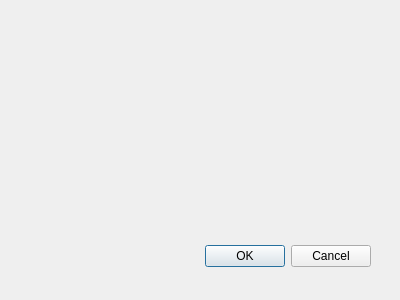
ilmoro90/progettosanitario, file ProgettoSanitario/strutturadialog.ui: the form before one commit.
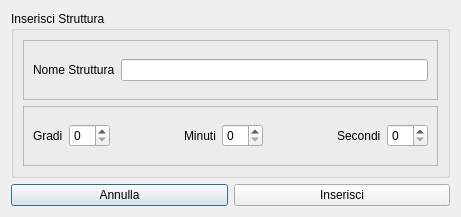
The form after the commit.

Patch:
```diff
--- a/ProgettoSanitario/strutturadialog.ui
+++ b/ProgettoSanitario/strutturadialog.ui
@@ -8,29 +8,128 @@
    <rect>
     <x>0</x>
     <y>0</y>
-    <width>400</width>
-    <height>300</height>
+    <width>461</width>
+    <height>217</height>
    </rect>
   </property>
   <property name="windowTitle">
    <string>Dialog</string>
   </property>
-  <widget name="buttonBox" class="QDialogButtonBox">
-   <property name="geometry">
-    <rect>
-     <x>30</x>
-     <y>240</y>
-     <width>341</width>
-     <height>32</height>
-    </rect>
-   </property>
-   <property name="orientation">
-    <enum>Qt::Horizontal</enum>
-   </property>
-   <property name="standardButtons">
-    <set>QDialogButtonBox::Cancel|QDialogButtonBox::Ok</set>
-   </property>
-  </widget>
+  <layout class="QGridLayout" name="gridLayout">
+   <item row="3" column="1">
+    <widget class="QPushButton" name="pushButton__annulla">
+     <property name="text">
+      <string>Annulla</string>
+     </property>
+    </widget>
+   </item>
+   <item row="1" column="1" colspan="2">
+    <widget class="QGroupBox" name="groupBox">
+     <property name="title">
+      <string>Inserisci Struttura</string>
+     </property>
+     <layout class="QVBoxLayout" name="verticalLayout">
+      <item>
+       <widget class="QFrame" name="frame">
+        <property name="frameShape">
+         <enum>QFrame::StyledPanel</enum>
+        </property>
+        <property name="frameShadow">
+         <enum>QFrame::Raised</enum>
+        </property>
+        <layout class="QGridLayout" name="gridLayout_3">
+         <item row="0" column="0">
+          <widget class="QLabel" name="label">
+           <property name="text">
+            <string>Nome Struttura</string>
+           </property>
+          </widget>
+         </item>
+         <item row="0" column="1">
+          <widget class="QLineEdit" name="lineNomeStruttura"/>
+         </item>
+        </layout>
+       </widget>
+      </item>
+      <item>
+       <widget class="QFrame" name="frame_2">
+        <property name="frameShape">
+         <enum>QFrame::StyledPanel</enum>
+        </property>
+        <property name="frameShadow">
+         <enum>QFrame::Raised</enum>
+        </property>
+        <layout class="QGridLayout" name="gridLayout_2">
+         <item row="0" column="3">
+          <widget class="QLabel" name="label_3">
+           <property name="text">
+            <string>Minuti</string>
+           </property>
+          </widget>
+         </item>
+         <item row="0" column="6">
+          <widget class="QLabel" name="label_4">
+           <property name="text">
+            <string>Secondi</string>
+           </property>
+          </widget>
+         </item>
+         <item row="0" column="2">
+          <spacer name="horizontalSpacer">
+           <property name="orientation">
+            <enum>Qt::Horizontal</enum>
+           </property>
+           <property name="sizeHint" stdset="0">
+            <size>
+             <width>40</width>
+             <height>20</height>
+            </size>
+           </property>
+          </spacer>
+         </item>
+         <item row="0" column="1">
+          <widget class="QSpinBox" name="gradiSpinBox"/>
+         </item>
+         <item row="0" column="7">
+          <widget class="QSpinBox" name="secondiSpinBox"/>
+         </item>
+         <item row="0" column="0">
+          <widget class="QLabel" name="label_2">
+           <property name="text">
+            <string>Gradi</string>
+           </property>
+          </widget>
+         </item>
+         <item row="0" column="4">
+          <widget class="QSpinBox" name="minutiSpinBox"/>
+         </item>
+         <item row="0" column="5">
+          <spacer name="horizontalSpacer_2">
+           <property name="orientation">
+            <enum>Qt::Horizontal</enum>
+           </property>
+           <property name="sizeHint" stdset="0">
+            <size>
+             <width>40</width>
+             <height>20</height>
+            </size>
+           </property>
+          </spacer>
+         </item>
+        </layout>
+       </widget>
+      </item>
+     </layout>
+    </widget>
+   </item>
+   <item row="3" column="2">
+    <widget class="QPushButton" name="pushButton_inserisci">
+     <property name="text">
+      <string>Inserisci</string>
+     </property>
+    </widget>
+   </item>
+  </layout>
  </widget>
  <pixmapfunction/>
  <resources/>
```
Left out of the diff: 42 changed lines with no effect on the pictures.
